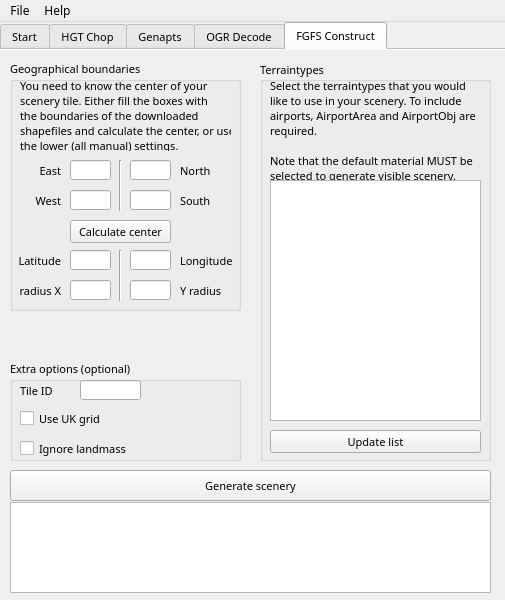
First picture: the form in mainwindow.ui, repository jasin/TerraGearGUI-QT5, before the edit.
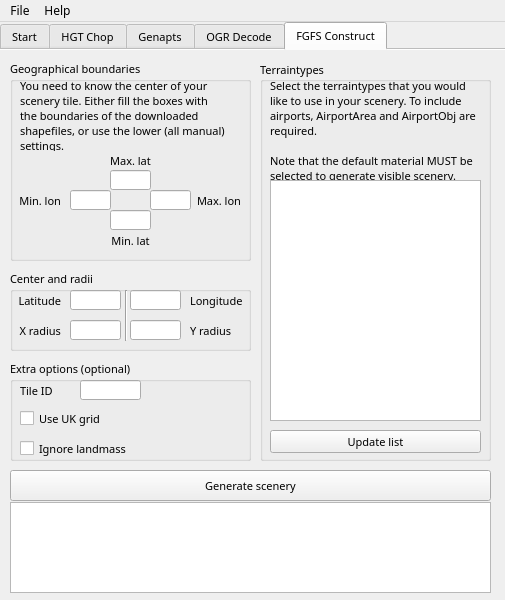
Second picture: the form after the edit. The open tabs and pages were chosen to show the change. Icons and pictures are not drawn.

Commit message: Auto calculate center, extent genapts coverage, nicer shapefile-material matching table by Alexey Kudrin.

The edit to the form file:
```diff
--- a/mainwindow.ui
+++ b/mainwindow.ui
@@ -1542,50 +1542,6 @@
        <string>Retrieve shapefiles</string>
       </property>
      </widget>
-     <widget class="QLabel" name="label_33">
-      <property name="geometry">
-       <rect>
-        <x>10</x>
-        <y>56</y>
-        <width>231</width>
-        <height>21</height>
-       </rect>
-      </property>
-      <property name="font">
-       <font>
-        <weight>75</weight>
-        <bold>true</bold>
-       </font>
-      </property>
-      <property name="text">
-       <string>Shapefiles</string>
-      </property>
-      <property name="alignment">
-       <set>Qt::AlignCenter</set>
-      </property>
-     </widget>
-     <widget class="QLabel" name="label_34">
-      <property name="geometry">
-       <rect>
-        <x>260</x>
-        <y>56</y>
-        <width>231</width>
-        <height>21</height>
-       </rect>
-      </property>
-      <property name="font">
-       <font>
-        <weight>75</weight>
-        <bold>true</bold>
-       </font>
-      </property>
-      <property name="text">
-       <string>Materials</string>
-      </property>
-      <property name="alignment">
-       <set>Qt::AlignCenter</set>
-      </property>
-     </widget>
      <widget class="QPushButton" name="pushButton_16">
       <property name="geometry">
        <rect>
@@ -2044,51 +2000,13 @@
        <rect>
         <x>10</x>
         <y>10</y>
-        <width>231</width>
-        <height>251</height>
+        <width>241</width>
+        <height>201</height>
        </rect>
       </property>
       <property name="title">
        <string>Geographical boundaries</string>
       </property>
-      <widget class="QLabel" name="label_35">
-       <property name="enabled">
-        <bool>true</bool>
-       </property>
-       <property name="geometry">
-        <rect>
-         <x>20</x>
-         <y>100</y>
-         <width>31</width>
-         <height>21</height>
-        </rect>
-       </property>
-       <property name="text">
-        <string>East</string>
-       </property>
-       <property name="alignment">
-        <set>Qt::AlignRight|Qt::AlignTrailing|Qt::AlignVCenter</set>
-       </property>
-      </widget>
-      <widget class="QLabel" name="label_36">
-       <property name="enabled">
-        <bool>true</bool>
-       </property>
-       <property name="geometry">
-        <rect>
-         <x>20</x>
-         <y>130</y>
-         <width>31</width>
-         <height>21</height>
-        </rect>
-       </property>
-       <property name="text">
-        <string>West</string>
-       </property>
-       <property name="alignment">
-        <set>Qt::AlignRight|Qt::AlignTrailing|Qt::AlignVCenter</set>
-       </property>
-      </widget>
       <widget class="QLineEdit" name="lineEdit_27">
        <property name="enabled">
         <bool>true</bool>
@@ -2111,72 +2029,34 @@
        </property>
        <property name="geometry">
         <rect>
-         <x>60</x>
-         <y>100</y>
+         <x>140</x>
+         <y>130</y>
          <width>41</width>
          <height>20</height>
         </rect>
        </property>
       </widget>
-      <widget class="QLabel" name="label_37">
-       <property name="enabled">
-        <bool>true</bool>
-       </property>
-       <property name="geometry">
-        <rect>
-         <x>170</x>
-         <y>100</y>
-         <width>31</width>
-         <height>21</height>
-        </rect>
-       </property>
-       <property name="text">
-        <string>North</string>
-       </property>
-       <property name="alignment">
-        <set>Qt::AlignLeading|Qt::AlignLeft|Qt::AlignVCenter</set>
-       </property>
-      </widget>
       <widget class="QLineEdit" name="lineEdit_29">
        <property name="enabled">
         <bool>true</bool>
        </property>
        <property name="geometry">
         <rect>
-         <x>120</x>
-         <y>100</y>
+         <x>100</x>
+         <y>110</y>
          <width>41</width>
          <height>20</height>
         </rect>
        </property>
       </widget>
-      <widget class="QLabel" name="label_38">
-       <property name="enabled">
-        <bool>true</bool>
-       </property>
-       <property name="geometry">
-        <rect>
-         <x>170</x>
-         <y>130</y>
-         <width>31</width>
-         <height>21</height>
-        </rect>
-       </property>
-       <property name="text">
-        <string>South</string>
-       </property>
-       <property name="alignment">
-        <set>Qt::AlignLeading|Qt::AlignLeft|Qt::AlignVCenter</set>
-       </property>
-      </widget>
       <widget class="QLineEdit" name="lineEdit_30">
        <property name="enabled">
         <bool>true</bool>
        </property>
        <property name="geometry">
         <rect>
-         <x>120</x>
-         <y>130</y>
+         <x>100</x>
+         <y>150</y>
          <width>41</width>
          <height>20</height>
         </rect>
@@ -2185,158 +2065,12 @@
         <string/>
        </property>
       </widget>
-      <widget class="Line" name="line_4">
-       <property name="geometry">
-        <rect>
-         <x>100</x>
-         <y>100</y>
-         <width>21</width>
-         <height>51</height>
-        </rect>
-       </property>
-       <property name="orientation">
-        <enum>Qt::Vertical</enum>
-       </property>
-      </widget>
-      <widget class="QPushButton" name="pushButton_14">
-       <property name="enabled">
-        <bool>true</bool>
-       </property>
-       <property name="geometry">
-        <rect>
-         <x>60</x>
-         <y>160</y>
-         <width>101</width>
-         <height>23</height>
-        </rect>
-       </property>
-       <property name="text">
-        <string>Calculate center</string>
-       </property>
-      </widget>
-      <widget class="QLabel" name="label_39">
-       <property name="geometry">
-        <rect>
-         <x>0</x>
-         <y>190</y>
-         <width>51</width>
-         <height>21</height>
-        </rect>
-       </property>
-       <property name="text">
-        <string>Latitude</string>
-       </property>
-       <property name="alignment">
-        <set>Qt::AlignRight|Qt::AlignTrailing|Qt::AlignVCenter</set>
-       </property>
-      </widget>
-      <widget class="QLineEdit" name="lineEdit_31">
-       <property name="geometry">
-        <rect>
-         <x>60</x>
-         <y>190</y>
-         <width>41</width>
-         <height>20</height>
-        </rect>
-       </property>
-      </widget>
-      <widget class="QLineEdit" name="lineEdit_32">
-       <property name="geometry">
-        <rect>
-         <x>120</x>
-         <y>190</y>
-         <width>41</width>
-         <height>20</height>
-        </rect>
-       </property>
-      </widget>
-      <widget class="QLabel" name="label_40">
-       <property name="geometry">
-        <rect>
-         <x>170</x>
-         <y>190</y>
-         <width>61</width>
-         <height>21</height>
-        </rect>
-       </property>
-       <property name="text">
-        <string>Longitude</string>
-       </property>
-       <property name="alignment">
-        <set>Qt::AlignLeading|Qt::AlignLeft|Qt::AlignVCenter</set>
-       </property>
-      </widget>
-      <widget class="Line" name="line_5">
-       <property name="geometry">
-        <rect>
-         <x>100</x>
-         <y>190</y>
-         <width>21</width>
-         <height>51</height>
-        </rect>
-       </property>
-       <property name="orientation">
-        <enum>Qt::Vertical</enum>
-       </property>
-      </widget>
-      <widget class="QLineEdit" name="lineEdit_33">
-       <property name="geometry">
-        <rect>
-         <x>60</x>
-         <y>220</y>
-         <width>41</width>
-         <height>20</height>
-        </rect>
-       </property>
-      </widget>
-      <widget class="QLabel" name="label_41">
-       <property name="geometry">
-        <rect>
-         <x>0</x>
-         <y>220</y>
-         <width>51</width>
-         <height>21</height>
-        </rect>
-       </property>
-       <property name="text">
-        <string>radius X</string>
-       </property>
-       <property name="alignment">
-        <set>Qt::AlignRight|Qt::AlignTrailing|Qt::AlignVCenter</set>
-       </property>
-      </widget>
-      <widget class="QLineEdit" name="lineEdit_34">
-       <property name="geometry">
-        <rect>
-         <x>120</x>
-         <y>220</y>
-         <width>41</width>
-         <height>20</height>
-        </rect>
-       </property>
-      </widget>
-      <widget class="QLabel" name="label_42">
-       <property name="geometry">
-        <rect>
-         <x>170</x>
-         <y>220</y>
-         <width>51</width>
-         <height>21</height>
-        </rect>
-       </property>
-       <property name="text">
-        <string>Y radius</string>
-       </property>
-       <property name="alignment">
-        <set>Qt::AlignLeading|Qt::AlignLeft|Qt::AlignVCenter</set>
-       </property>
-      </widget>
       <widget class="QLabel" name="label_43">
        <property name="geometry">
         <rect>
          <x>10</x>
          <y>20</y>
-         <width>211</width>
+         <width>221</width>
          <height>71</height>
         </rect>
        </property>
@@ -2344,8 +2078,8 @@
         <string>You need to know the center of your
 scenery tile. Either fill the boxes with
 the boundaries of the downloaded
-shapefiles and calculate the center, or use
-the lower (all manual) settings.</string>
+shapefiles, or use the lower (all manual)
+settings.</string>
        </property>
        <property name="scaledContents">
         <bool>false</bool>
@@ -2357,13 +2091,101 @@
         <bool>false</bool>
        </property>
       </widget>
+      <widget class="QLabel" name="label_47">
+       <property name="geometry">
+        <rect>
+         <x>10</x>
+         <y>130</y>
+         <width>41</width>
+         <height>21</height>
+        </rect>
+       </property>
+       <property name="font">
+        <font>
+         <family>Lucida Sans</family>
+         <pointsize>8</pointsize>
+        </font>
+       </property>
+       <property name="text">
+        <string>Min. lon</string>
+       </property>
+       <property name="alignment">
+        <set>Qt::AlignRight|Qt::AlignTrailing|Qt::AlignVCenter</set>
+       </property>
+      </widget>
+      <widget class="QLabel" name="label_34">
+       <property name="geometry">
+        <rect>
+         <x>100</x>
+         <y>170</y>
+         <width>41</width>
+         <height>21</height>
+        </rect>
+       </property>
+       <property name="font">
+        <font>
+         <family>Lucida Sans</family>
+         <pointsize>8</pointsize>
+        </font>
+       </property>
+       <property name="text">
+        <string>Min. lat</string>
+       </property>
+       <property name="alignment">
+        <set>Qt::AlignCenter</set>
+       </property>
+      </widget>
+      <widget class="QLabel" name="label_28">
+       <property name="geometry">
+        <rect>
+         <x>180</x>
+         <y>130</y>
+         <width>51</width>
+         <height>21</height>
+        </rect>
+       </property>
+       <property name="font">
+        <font>
+         <family>Lucida Sans</family>
+         <pointsize>8</pointsize>
+        </font>
+       </property>
+       <property name="text">
+        <string>Max. lon</string>
+       </property>
+       <property name="alignment">
+        <set>Qt::AlignRight|Qt::AlignTrailing|Qt::AlignVCenter</set>
+       </property>
+      </widget>
+      <widget class="QLabel" name="label_33">
+       <property name="geometry">
+        <rect>
+         <x>100</x>
+         <y>90</y>
+         <width>41</width>
+         <height>21</height>
+        </rect>
+       </property>
+       <property name="font">
+        <font>
+         <family>Lucida Sans</family>
+         <pointsize>8</pointsize>
+        </font>
+       </property>
+       <property name="text">
+        <string>Max. lat</string>
+       </property>
+       <property name="alignment">
+        <set>Qt::AlignCenter</set>
+       </property>
+      </widget>
      </widget>
      <widget class="QGroupBox" name="groupBox_6">
       <property name="geometry">
        <rect>
         <x>10</x>
         <y>310</y>
-        <width>231</width>
+        <width>241</width>
         <height>101</height>
        </rect>
       </property>
@@ -2514,6 +2336,136 @@
        </property>
       </widget>
      </widget>
+     <widget class="QGroupBox" name="groupBox_11">
+      <property name="geometry">
+       <rect>
+        <x>10</x>
+        <y>220</y>
+        <width>241</width>
+        <height>81</height>
+       </rect>
+      </property>
+      <property name="title">
+       <string>Center and radii</string>
+      </property>
+      <widget class="QLineEdit" name="lineEdit_33">
+       <property name="geometry">
+        <rect>
+         <x>60</x>
+         <y>50</y>
+         <width>51</width>
+         <height>20</height>
+        </rect>
+       </property>
+      </widget>
+      <widget class="QLabel" name="label_42">
+       <property name="geometry">
+        <rect>
+         <x>180</x>
+         <y>50</y>
+         <width>51</width>
+         <height>21</height>
+        </rect>
+       </property>
+       <property name="text">
+        <string>Y radius</string>
+       </property>
+       <property name="alignment">
+        <set>Qt::AlignLeading|Qt::AlignLeft|Qt::AlignVCenter</set>
+       </property>
+      </widget>
+      <widget class="QLineEdit" name="lineEdit_34">
+       <property name="geometry">
+        <rect>
+         <x>120</x>
+         <y>50</y>
+         <width>51</width>
+         <height>20</height>
+        </rect>
+       </property>
+      </widget>
+      <widget class="QLabel" name="label_39">
+       <property name="geometry">
+        <rect>
+         <x>0</x>
+         <y>20</y>
+         <width>51</width>
+         <height>21</height>
+        </rect>
+       </property>
+       <property name="text">
+        <string>Latitude</string>
+       </property>
+       <property name="alignment">
+        <set>Qt::AlignRight|Qt::AlignTrailing|Qt::AlignVCenter</set>
+       </property>
+      </widget>
+      <widget class="Line" name="line_7">
+       <property name="geometry">
+        <rect>
+         <x>110</x>
+         <y>20</y>
+         <width>12</width>
+         <height>51</height>
+        </rect>
+       </property>
+       <property name="orientation">
+        <enum>Qt::Vertical</enum>
+       </property>
+      </widget>
+      <widget class="QLineEdit" name="lineEdit_31">
+       <property name="geometry">
+        <rect>
+         <x>60</x>
+         <y>20</y>
+         <width>51</width>
+         <height>20</height>
+        </rect>
+       </property>
+      </widget>
+      <widget class="QLineEdit" name="lineEdit_32">
+       <property name="geometry">
+        <rect>
+         <x>120</x>
+         <y>20</y>
+         <width>51</width>
+         <height>20</height>
+        </rect>
+       </property>
+      </widget>
+      <widget class="QLabel" name="label_40">
+       <property name="geometry">
+        <rect>
+         <x>180</x>
+         <y>20</y>
+         <width>61</width>
+         <height>21</height>
+        </rect>
+       </property>
+       <property name="text">
+        <string>Longitude</string>
+       </property>
+       <property name="alignment">
+        <set>Qt::AlignLeading|Qt::AlignLeft|Qt::AlignVCenter</set>
+       </property>
+      </widget>
+      <widget class="QLabel" name="label_41">
+       <property name="geometry">
+        <rect>
+         <x>0</x>
+         <y>50</y>
+         <width>51</width>
+         <height>21</height>
+        </rect>
+       </property>
+       <property name="text">
+        <string>X radius</string>
+       </property>
+       <property name="alignment">
+        <set>Qt::AlignRight|Qt::AlignTrailing|Qt::AlignVCenter</set>
+       </property>
+      </widget>
+     </widget>
     </widget>
    </widget>
    <widget class="QTextBrowser" name="textBrowser">
```
Left out of the diff: 99 changed lines with no effect on the pictures. The commit also changes 3 other files.
